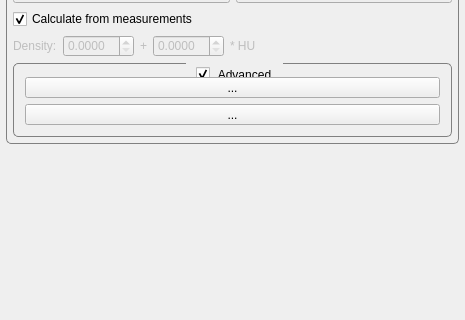
First picture: the form in src/internal/MaterialMappingViewControls.ui, repository araex/mitk-gem, before the edit; both pictures show x 0 to 465 and y 293 to 613 of the 465 by 739 pixel window.
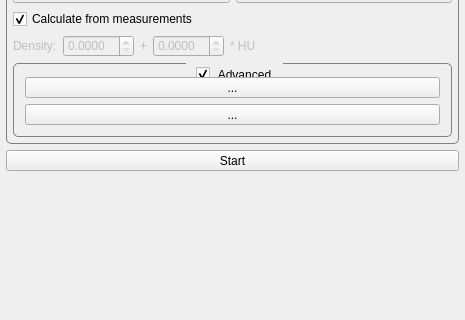
Second picture: the form after the edit. Custom widgets are drawn as their Qt base class.

Patch:
```diff
--- a/src/internal/MaterialMappingViewControls.ui
+++ b/src/internal/MaterialMappingViewControls.ui
@@ -76,6 +76,9 @@
      <property name="topMargin">
       <number>0</number>
      </property>
+     <property name="bottomMargin">
+      <number>10</number>
+     </property>
      <item>
       <widget class="QWidget" name="meshSelector" native="true">
        <property name="toolTip">
@@ -386,6 +389,19 @@
        </layout>
       </widget>
      </item>
+     <item>
+      <widget class="QToolButton" name="startButton">
+       <property name="sizePolicy">
+        <sizepolicy hsizetype="Expanding" vsizetype="Fixed">
+         <horstretch>0</horstretch>
+         <verstretch>0</verstretch>
+        </sizepolicy>
+       </property>
+       <property name="text">
+        <string>Start</string>
+       </property>
+      </widget>
+     </item>
     </layout>
    </item>
    <item>
```
